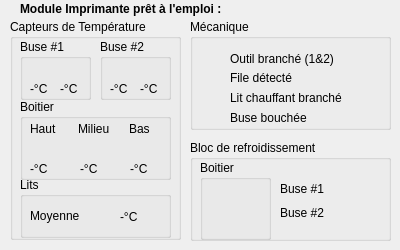
Qt form src/Checker/PrinterChecker.ui (polybox3d/polybox) before a commit.
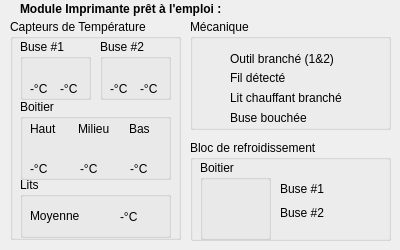
The same form after that commit. Icons and pictures are not drawn. Custom widgets are drawn as their Qt base class.

What changed in the file:
```diff
--- a/src/Checker/PrinterChecker.ui
+++ b/src/Checker/PrinterChecker.ui
@@ -568,7 +568,7 @@
      </rect>
     </property>
     <property name="text">
-     <string>File détecté</string>
+     <string>Fil détecté</string>
     </property>
    </widget>
    <widget class="Led" name="printerPlugLed">
```
Left out of the diff: 44 changed lines with no effect on the pictures.
